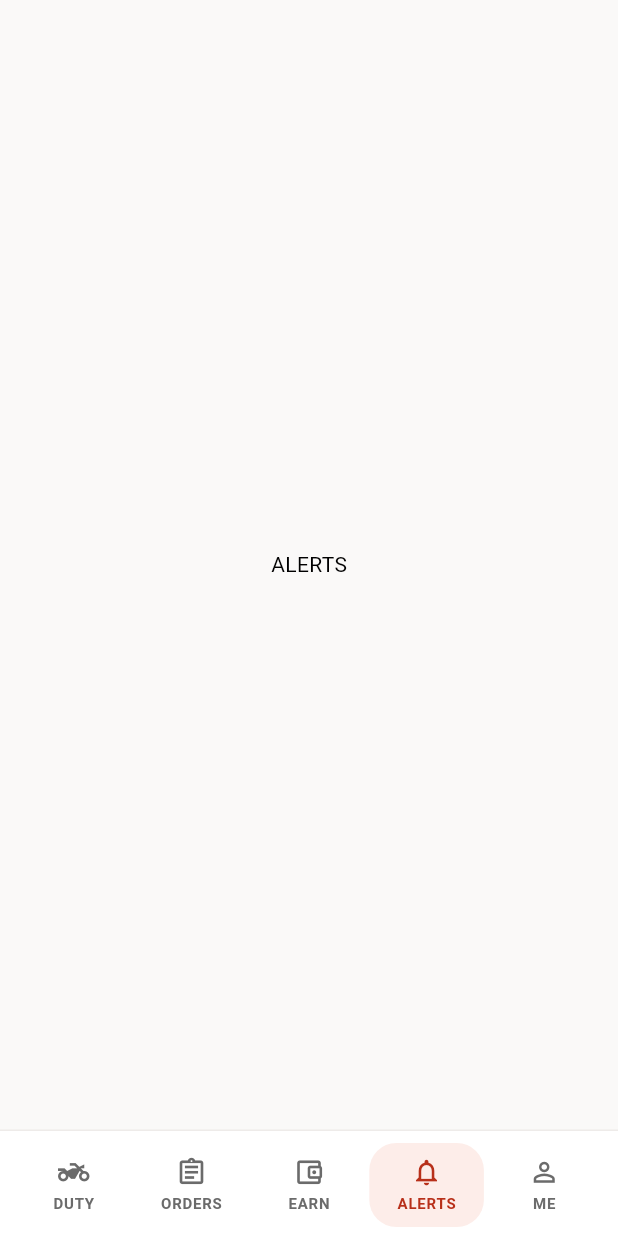
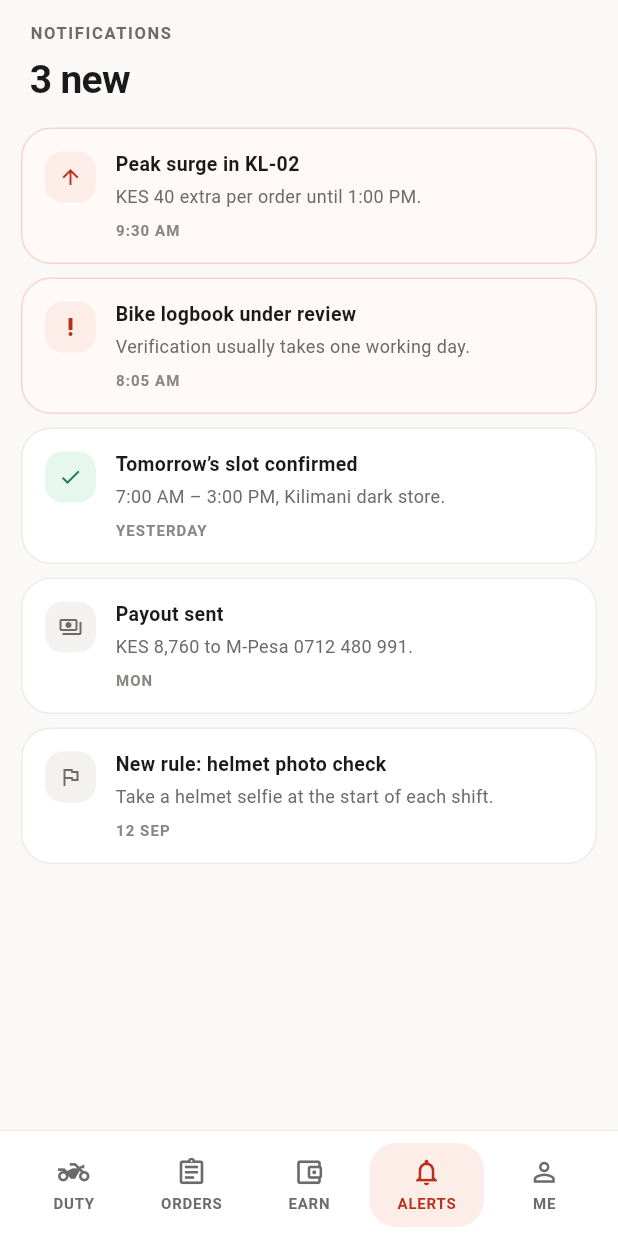
Before and after one commit to harrakaquick-dotcom/Delivery_app, a Flutter app: the MainShell screen opened by its route, item 4 of the bottom bar chosen, on a phone screen of 412 x 824 dp. Run offline on Flutter 3.47's test engine with Material 3 defaults, Android fonts, the phone set to English and light mode, and no system bars; our stand-ins replace flutter_riverpod, flutter_svg; Roboto replaces fonts that are missing (Archivo).

Commit message:
Add alerts screen
Co-Authored-By: Claude Sonnet 5 <noreply@anthropic.com>

```diff
--- /dev/null
+++ b/lib/features/notifications/data/sample_notifications.dart
@@ -0,0 +1,39 @@
+import '../domain/entities/agent_notification.dart';
+
+/// Demo alert stream.
+const String sampleNotificationsHeadline = '3 new';
+
+const List<AgentNotification> sampleNotifications = [
+  AgentNotification(
+    kind: NotificationKind.surge,
+    title: 'Peak surge in KL-02',
+    body: 'KES 40 extra per order until 1:00 PM.',
+    time: '9:30 AM',
+    isNew: true,
+  ),
+  AgentNotification(
+    kind: NotificationKind.verification,
+    title: 'Bike logbook under review',
+    body: 'Verification usually takes one working day.',
+    time: '8:05 AM',
+    isNew: true,
+  ),
+  AgentNotification(
+    kind: NotificationKind.slot,
+    title: 'Tomorrow’s slot confirmed',
+    body: '7:00 AM – 3:00 PM, Kilimani dark store.',
+    time: 'Yesterday',
+  ),
+  AgentNotification(
+    kind: NotificationKind.payout,
+    title: 'Payout sent',
+    body: 'KES 8,760 to M-Pesa 0712 480 991.',
+    time: 'Mon',
+  ),
+  AgentNotification(
+    kind: NotificationKind.rule,
+    title: 'New rule: helmet photo check',
+    body: 'Take a helmet selfie at the start of each shift.',
+    time: '12 Sep',
+  ),
+];
--- /dev/null
+++ b/lib/features/notifications/domain/entities/agent_notification.dart
@@ -0,0 +1,21 @@
+/// What an alert is about.
+enum NotificationKind { surge, verification, slot, payout, rule }
+
+/// One alert in the stream (surge, verification, slots, payouts).
+class AgentNotification {
+  const AgentNotification({
+    required this.kind,
+    required this.title,
+    required this.body,
+    required this.time,
+    this.isNew = false,
+  });
+
+  final NotificationKind kind;
+  final String title;
+  final String body;
+  final String time;
+
+  /// Unread alerts get a warm tint.
+  final bool isNew;
+}
--- /dev/null
+++ b/lib/features/notifications/presentation/screens/notifications_screen.dart
@@ -0,0 +1,147 @@
+import 'package:flutter/material.dart';
+
+import '../../../../core/constants/app_colors.dart';
+import '../../../../core/constants/app_text_styles.dart';
+import '../../../../core/widgets/section_label.dart';
+import '../../data/sample_notifications.dart';
+import '../../domain/entities/agent_notification.dart';
+
+/// Alerts tab: surge, verification, slots and payouts in one stream.
+class NotificationsScreen extends StatelessWidget {
+  const NotificationsScreen({super.key});
+
+  @override
+  Widget build(BuildContext context) {
+    return ListView(
+      padding: const EdgeInsets.only(bottom: 22),
+      children: [
+        Padding(
+          padding: const EdgeInsets.fromLTRB(20, 14, 20, 0),
+          child: Column(
+            crossAxisAlignment: CrossAxisAlignment.start,
+            children: [
+              const SectionLabel('Notifications'),
+              const SizedBox(height: 8),
+              Text(
+                sampleNotificationsHeadline,
+                style: AppTextStyles.headingLarge.copyWith(
+                  fontSize: 26,
+                  height: 1.2,
+                ),
+              ),
+            ],
+          ),
+        ),
+        Padding(
+          padding: const EdgeInsets.fromLTRB(14, 16, 14, 0),
+          child: Column(
+            children: [
+              for (var i = 0; i < sampleNotifications.length; i++) ...[
+                if (i > 0) const SizedBox(height: 9),
+                _NotificationTile(item: sampleNotifications[i]),
+              ],
+            ],
+          ),
+        ),
+      ],
+    );
+  }
+}
+
+/// Icon tile colours by kind: urgent red, positive green, otherwise neutral.
+({IconData icon, Color bg, Color fg}) _iconStyle(NotificationKind kind) {
+  switch (kind) {
+    case NotificationKind.surge:
+      return (
+        icon: Icons.arrow_upward,
+        bg: AppColors.primaryLight,
+        fg: AppColors.primaryDark,
+      );
+    case NotificationKind.verification:
+      return (
+        icon: Icons.priority_high,
+        bg: AppColors.primaryLight,
+        fg: AppColors.primaryDark,
+      );
+    case NotificationKind.slot:
+      return (
+        icon: Icons.check,
+        bg: AppColors.secondaryLight,
+        fg: AppColors.secondary,
+      );
+    case NotificationKind.payout:
+      return (
+        icon: Icons.payments_outlined,
+        bg: AppColors.surface,
+        fg: AppColors.textSecondary,
+      );
+    case NotificationKind.rule:
+      return (
+        icon: Icons.flag_outlined,
+        bg: AppColors.surface,
+        fg: AppColors.textSecondary,
+      );
+  }
+}
+
+/// One alert; unread ones carry a warm tint.
+class _NotificationTile extends StatelessWidget {
+  const _NotificationTile({required this.item});
+
+  final AgentNotification item;
+
+  @override
+  Widget build(BuildContext context) {
+    final style = _iconStyle(item.kind);
+    return Container(
+      padding: const EdgeInsets.all(15),
+      decoration: BoxDecoration(
+        color: item.isNew ? AppColors.primaryTint : AppColors.card,
+        borderRadius: BorderRadius.circular(20),
+        border: Border.all(
+          color: item.isNew ? AppColors.primarySoft : AppColors.border,
+        ),
+      ),
+      child: Row(
+        crossAxisAlignment: CrossAxisAlignment.start,
+        children: [
+          Container(
+            width: 34,
+            height: 34,
+            decoration: BoxDecoration(
+              color: style.bg,
+              borderRadius: BorderRadius.circular(12),
+            ),
+            child: Icon(style.icon, size: 16, color: style.fg),
+          ),
+          const SizedBox(width: 13),
+          Expanded(
+            child: Column(
+              crossAxisAlignment: CrossAxisAlignment.start,
+              children: [
+                Text(
+                  item.title,
+                  style: AppTextStyles.titleSmall.copyWith(height: 1.35),
+                ),
+                const SizedBox(height: 3),
+                Text(
+                  item.body,
+                  style: AppTextStyles.caption.copyWith(height: 1.55),
+                ),
+                const SizedBox(height: 7),
+                Text(
+                  item.time.toUpperCase(),
+                  style: AppTextStyles.chip.copyWith(
+                    color: AppColors.textTertiary,
+                    letterSpacing: 0.7,
+                    height: 1.2,
+                  ),
+                ),
+              ],
+            ),
+          ),
+        ],
+      ),
+    );
+  }
+}
--- a/lib/features/shell/presentation/screens/main_shell.dart
+++ b/lib/features/shell/presentation/screens/main_shell.dart
@@ -9,6 +9,7 @@ import '../../../../core/routing/route_names.dart';
 import '../../../duty/domain/entities/duty_summary.dart';
 import '../../../duty/presentation/screens/duty_home_screen.dart';
 import '../../../earnings/presentation/screens/earnings_screen.dart';
+import '../../../notifications/presentation/screens/notifications_screen.dart';
 import '../../../orders/presentation/screens/orders_screen.dart';
 
 /// Tab shell holding the five main screens behind the bottom bar.
@@ -49,7 +50,8 @@ class MainShell extends ConsumerWidget {
             ),
             const OrdersScreen(),
             const EarningsScreen(),
-            for (final t in _tabs.skip(3)) Center(child: Text(t.label)),
+            const NotificationsScreen(),
+            for (final t in _tabs.skip(4)) Center(child: Text(t.label)),
           ],
         ),
       ),
```
Also changed, not shown: 1 other file.
